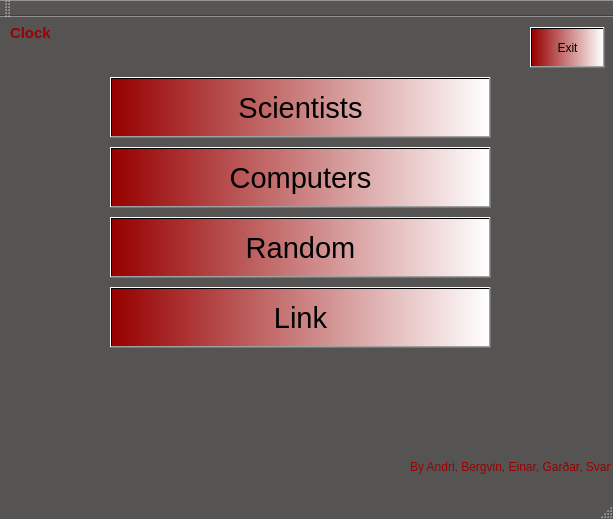
This is EndurvinnslustöðATeam/Skil3/mainwindow.ui in trunti/verklegtn-m as Qt 5 draws it before an edit. The edited form follows.
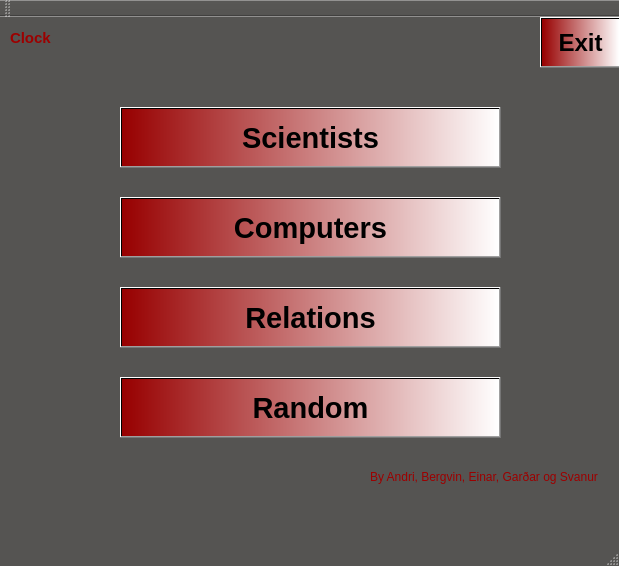
This is the edited form. Icons and pictures are not drawn.

Patch:
```diff
--- a/EndurvinnslustöðATeam/Skil3/mainwindow.ui
+++ b/EndurvinnslustöðATeam/Skil3/mainwindow.ui
@@ -6,8 +6,8 @@
    <rect>
     <x>0</x>
     <y>0</y>
-    <width>613</width>
-    <height>519</height>
+    <width>619</width>
+    <height>566</height>
    </rect>
   </property>
   <property name="palette">
@@ -85,8 +85,8 @@
    <widget class="QPushButton" name="Button_Scientist">
     <property name="geometry">
      <rect>
-      <x>110</x>
-      <y>60</y>
+      <x>120</x>
+      <y>90</y>
       <width>381</width>
       <height>61</height>
      </rect>
@@ -94,6 +94,8 @@
     <property name="font">
      <font>
       <pointsize>22</pointsize>
+      <weight>75</weight>
+      <bold>true</bold>
      </font>
     </property>
     <property name="autoFillBackground">
@@ -109,8 +111,8 @@
    <widget class="QPushButton" name="Buttin_Computer">
     <property name="geometry">
      <rect>
-      <x>110</x>
-      <y>130</y>
+      <x>120</x>
+      <y>180</y>
       <width>381</width>
       <height>61</height>
      </rect>
@@ -118,6 +120,8 @@
     <property name="font">
      <font>
       <pointsize>22</pointsize>
+      <weight>75</weight>
+      <bold>true</bold>
      </font>
     </property>
     <property name="styleSheet">
@@ -130,8 +134,8 @@
    <widget class="QPushButton" name="Button_Random">
     <property name="geometry">
      <rect>
-      <x>110</x>
-      <y>200</y>
+      <x>120</x>
+      <y>360</y>
       <width>381</width>
       <height>61</height>
      </rect>
@@ -139,6 +143,8 @@
     <property name="font">
      <font>
       <pointsize>22</pointsize>
+      <weight>75</weight>
+      <bold>true</bold>
      </font>
     </property>
     <property name="styleSheet">
@@ -152,7 +158,7 @@
    <widget class="QPushButton" name="Button_link">
     <property name="geometry">
      <rect>
-      <x>110</x>
+      <x>120</x>
       <y>270</y>
       <width>381</width>
       <height>61</height>
@@ -161,13 +167,15 @@
     <property name="font">
      <font>
       <pointsize>22</pointsize>
+      <weight>75</weight>
+      <bold>true</bold>
      </font>
     </property>
     <property name="styleSheet">
      <string notr="true">background-color: qlineargradient(spread:pad, x1:0, y1:0, x2:1, y2:0, stop:0 rgba(151, 0, 0, 255), stop:1 rgba(255, 255, 255, 255));</string>
     </property>
     <property name="text">
-     <string>Link</string>
+     <string>Relations</string>
     </property>
    </widget>
    <widget class="QLabel" name="Digital_clock">
@@ -175,8 +183,8 @@
      <rect>
       <x>10</x>
       <y>0</y>
-      <width>121</width>
-      <height>31</height>
+      <width>161</width>
+      <height>41</height>
      </rect>
     </property>
     <property name="font">
@@ -199,9 +207,9 @@
    <widget class="QLabel" name="Creator">
     <property name="geometry">
      <rect>
-      <x>410</x>
-      <y>440</y>
-      <width>201</width>
+      <x>370</x>
+      <y>450</y>
+      <width>261</width>
       <height>20</height>
      </rect>
     </property>
@@ -209,18 +217,25 @@
      <string notr="true">color: rgb(156, 0, 0);</string>
     </property>
     <property name="text">
-     <string>By Andri, Bergvin, Einar, Garðar, Svanur</string>
+     <string>By Andri, Bergvin, Einar, Garðar og Svanur</string>
     </property>
    </widget>
    <widget class="QPushButton" name="pushButton">
     <property name="geometry">
      <rect>
-      <x>530</x>
-      <y>10</y>
-      <width>75</width>
-      <height>41</height>
+      <x>540</x>
+      <y>0</y>
+      <width>81</width>
+      <height>51</height>
      </rect>
     </property>
+    <property name="font">
+     <font>
+      <pointsize>18</pointsize>
+      <weight>75</weight>
+      <bold>true</bold>
+     </font>
+    </property>
     <property name="styleSheet">
      <string notr="true">background-color: qlineargradient(spread:pad, x1:0, y1:0, x2:1, y2:0, stop:0 rgba(151, 0, 0, 255), stop:1 rgba(255, 255, 255, 255));
 </string>
```
Left out of the diff: 4 changed lines with no effect on the pictures.
